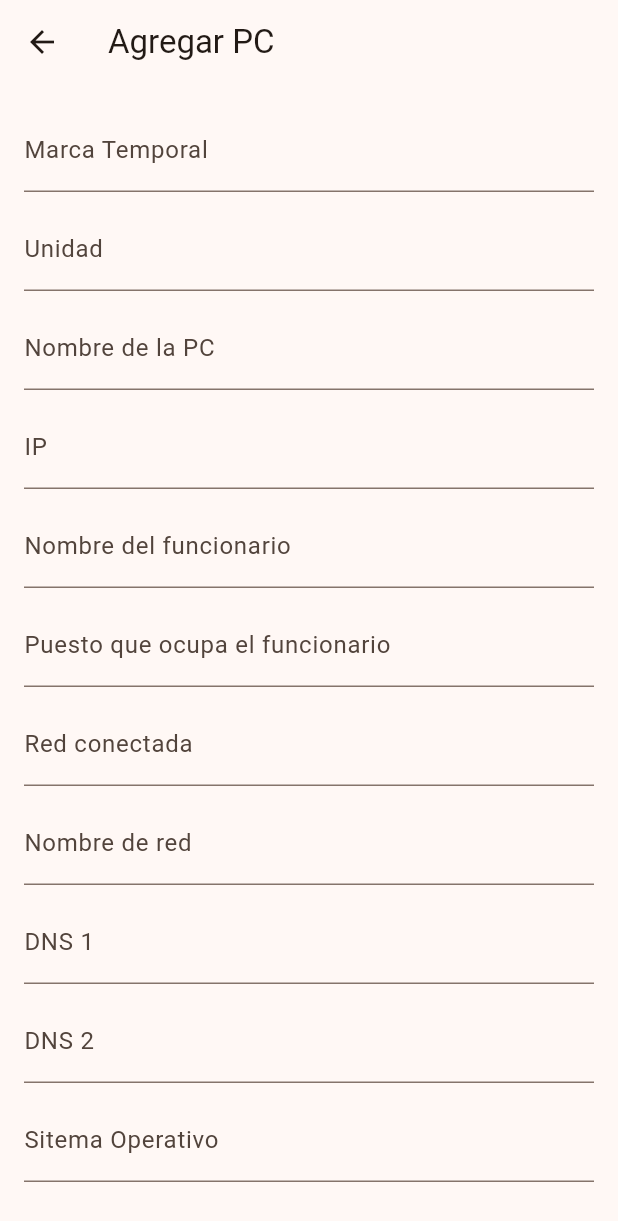
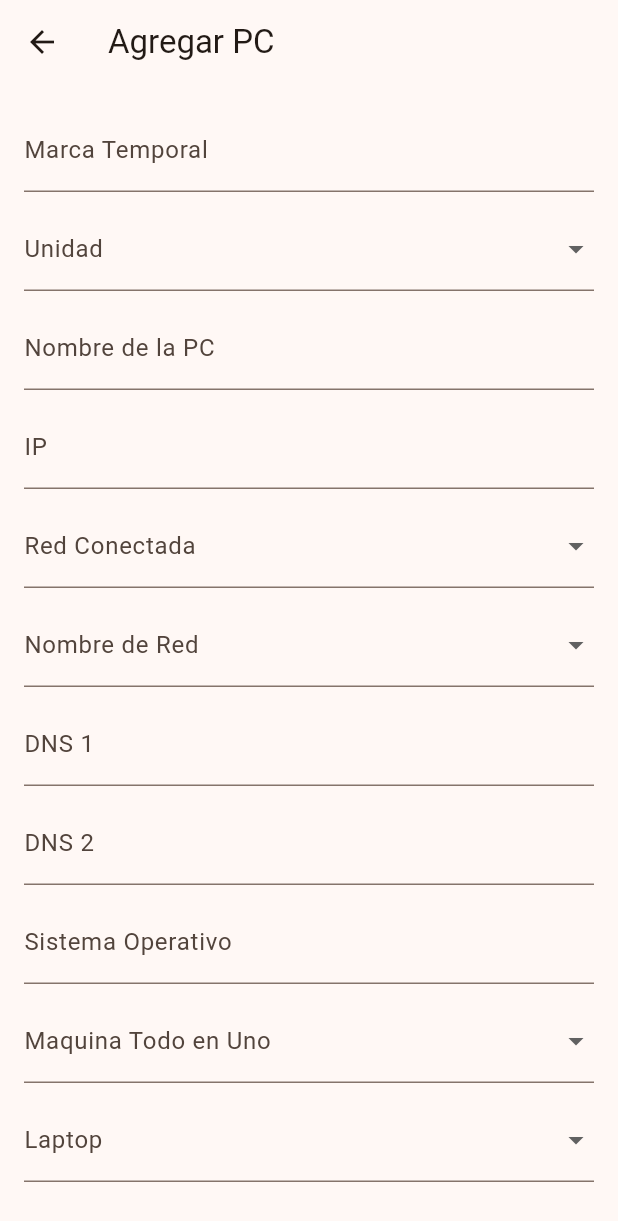
Before and after one commit to jdgaleas1/GAD, a Flutter app: the AgregarPCs screen opened directly, on a phone screen of 412 x 824 dp. Shown: the top 1221 px of the screen. Run offline on Flutter 3.47's test engine with Material 3 defaults, Android fonts, the phone set to English and light mode, and no system bars; our stand-ins replace cloud_firestore, firebase_core; accounts and stored records are empty.

Commit message:
Hola 3.0

```diff
--- a/lib/View/Inventario-PCS.dart
+++ b/lib/View/Inventario-PCS.dart
@@ -9,26 +9,66 @@ class AgregarPCs extends StatefulWidget {
 
 class _AgregarPCsState extends State<AgregarPCs> {
   final _formKey = GlobalKey<FormState>();
+
+  // Controladores
   TextEditingController marcacontroller = TextEditingController();
-  TextEditingController unidadController = TextEditingController();
   TextEditingController NombrePCcontroller = TextEditingController();
   TextEditingController IPcontroller = TextEditingController();
   TextEditingController NombreFuncionariocontroller = TextEditingController();
   TextEditingController puestoFuncionariocontroller = TextEditingController();
-  TextEditingController redConectadacontroller = TextEditingController();
-  TextEditingController nombreRedcontroller = TextEditingController();
   TextEditingController dns1controller = TextEditingController();
   TextEditingController dns2controller = TextEditingController();
   TextEditingController sistemaOperativocontroller = TextEditingController();
-  TextEditingController maquinaTodoEnUnoController = TextEditingController();
   TextEditingController CaracteristicasController = TextEditingController();
-  TextEditingController laptopController = TextEditingController();
   TextEditingController codigoController = TextEditingController();
-  TextEditingController estadoPCController = TextEditingController();
 
+  // Variables para Dropdowns
+  String? unidadSeleccionada;
+  String? redConectadaSeleccionada;
+  String? nombreRedSeleccionada;
+  String? maquinaTodoEnUnoSeleccionada;
+  String? laptopSeleccionada;
+  String? estadoPCSeleccionado;
+
+  // Listas para Dropdowns
+  List<String> unidades = [
+    'Fiscalización',
+    'Obras Públicas',
+    'Contabilidad',
+    'Inventario y Activos Fijos',
+    'Unidad de Presupuesto',
+    'Gestión Financiera',
+    'Unidad de Comunicación',
+    'Comunicación-La Radio',
+    'Talleres',
+    'Contabilidad-Patronato',
+    'Salud Ocupacional',
+    'Unidad Administrativas',
+    'Planificación',
+    'Bodegas',
+    'Riego y Drenaje',
+    'Tesorería',
+    'Secretaría General',
+    'Viceprefectura',
+    'Archivo',
+    'Jurídico',
+    'Prefectura',
+    'Fomento Productivo',
+    'Casa de Exposiciones',
+    'Compras Públicas',
+    'Talento Humano',
+    'Gestión de Riesgos',
+    'La Maná',
+  ];
+
+  List<String> redConectadas = ['LAN(ETHERNET)', 'WAN(Wifi)'];
+  List<String> nombreReds = ['GADCOTOPAXI', 'INVITADOS GADCOTOPAXI', 'Red', 'Sin Red'];
+  List<String> maquinaTodoEnUnoOpciones = ['Si', 'No'];
+  List<String> laptopOpciones = ['Si', 'No'];
+  List<String> estadoPCOpciones = ['Buena', 'Regular', 'Mala'];
 
   _guardarPC() async {
-
+    // Funcionalidad para guardar la PC
   }
 
   @override
@@ -54,17 +94,31 @@ class _AgregarPCsState extends State<AgregarPCs> {
                 },
               ),
               const SizedBox(height: 10),
-              TextFormField(
-                controller: unidadController,
+
+              // Unidad Dropdown
+              DropdownButtonFormField<String>(
                 decoration: const InputDecoration(labelText: 'Unidad'),
+                value: unidadSeleccionada,
+                items: unidades.map((String unidad) {
+                  return DropdownMenuItem<String>(
+                    value: unidad,
+                    child: Text(unidad),
+                  );
+                }).toList(),
+                onChanged: (newValue) {
+                  setState(() {
+                    unidadSeleccionada = newValue;
+                  });
+                },
                 validator: (value) {
                   if (value == null || value.isEmpty) {
-                    return 'Por favor ingrese la Unidad';
+                    return 'Por favor seleccione una Unidad';
                   }
                   return null;
                 },
               ),
               const SizedBox(height: 10),
+
               TextFormField(
                 controller: NombrePCcontroller,
                 decoration: const InputDecoration(labelText: 'Nombre de la PC'),
@@ -76,6 +130,7 @@ class _AgregarPCsState extends State<AgregarPCs> {
                 },
               ),
               const SizedBox(height: 10),
+
               TextFormField(
                 controller: IPcontroller,
                 decoration: const InputDecoration(labelText: 'IP'),
@@ -87,53 +142,55 @@ class _AgregarPCsState extends State<AgregarPCs> {
                 },
               ),
               const SizedBox(height: 10),
-              TextFormField(
-                controller: NombreFuncionariocontroller,
-                decoration:
-                    const InputDecoration(labelText: 'Nombre del funcionario'),
+
+              // Red conectada Dropdown
+              DropdownButtonFormField<String>(
+                decoration: const InputDecoration(labelText: 'Red Conectada'),
+                value: redConectadaSeleccionada,
+                items: redConectadas.map((String red) {
+                  return DropdownMenuItem<String>(
+                    value: red,
+                    child: Text(red),
+                  );
+                }).toList(),
+                onChanged: (newValue) {
+                  setState(() {
+                    redConectadaSeleccionada = newValue;
+                  });
+                },
                 validator: (value) {
                   if (value == null || value.isEmpty) {
-                    return 'Por favor ingrese el Nombre del funcionario';
+                    return 'Por favor seleccione una Red';
                   }
                   return null;
                 },
               ),
               const SizedBox(height: 10),
-              TextFormField(
-                controller: puestoFuncionariocontroller,
-                decoration: const InputDecoration(
-                    labelText: 'Puesto que ocupa el funcionario'),
+
+              // Nombre de Red Dropdown
+              DropdownButtonFormField<String>(
+                decoration: const InputDecoration(labelText: 'Nombre de Red'),
+                value: nombreRedSeleccionada,
+                items: nombreReds.map((String red) {
+                  return DropdownMenuItem<String>(
+                    value: red,
+                    child: Text(red),
+                  );
+                }).toList(),
+                onChanged: (newValue) {
+                  setState(() {
+                    nombreRedSeleccionada = newValue;
+                  });
+                },
                 validator: (value) {
                   if (value == null || value.isEmpty) {
-                    return 'Por favor ingrese el Puesto que ocupa el uncionario';
+                    return 'Por favor seleccione un Nombre de Red';
                   }
                   return null;
                 },
               ),
               const SizedBox(height: 10),
-              TextFormField(
-                controller: redConectadacontroller,
-                decoration: const InputDecoration(labelText: 'Red conectada'),
-                validator: (value) {
-                  if (value == null || value.isEmpty) {
-                    return 'Por favor ingrese la Red conectada';
-                  }
-                  return null;
-                },
-              ),
-              const SizedBox(height: 10),
-              TextFormField(
-                controller: nombreRedcontroller,
-                decoration: const InputDecoration(labelText: 'Nombre de red'),
-                validator: (value) {
-                  if (value == null || value.trim().isEmpty) {
-                    return 'Por favor ingrese el Nombre de red';
-                  }
-                  return null;
-                },
 
-              ),
-              const SizedBox(height: 10),
               TextFormField(
                 controller: dns1controller,
                 decoration: const InputDecoration(labelText: 'DNS 1'),
@@ -145,6 +202,7 @@ class _AgregarPCsState extends State<AgregarPCs> {
                 },
               ),
               const SizedBox(height: 10),
+
               TextFormField(
                 controller: dns2controller,
                 decoration: const InputDecoration(labelText: 'DNS 2'),
@@ -156,57 +214,70 @@ class _AgregarPCsState extends State<AgregarPCs> {
                 },
               ),
               const SizedBox(height: 10),
+
               TextFormField(
                 controller: sistemaOperativocontroller,
-                decoration:
-                    const InputDecoration(labelText: 'Sitema Operativo'),
+                decoration: const InputDecoration(labelText: 'Sistema Operativo'),
                 validator: (value) {
                   if (value == null || value.isEmpty) {
-                    return 'Por favor ingrese el Sitema Operativo';
+                    return 'Por favor ingrese el Sistema Operativo';
                   }
                   return null;
                 },
               ),
               const SizedBox(height: 10),
-              TextFormField(
-                controller: maquinaTodoEnUnoController,
-                decoration:
-                    const InputDecoration(labelText: 'Maquina Todo en Uno'),
+
+              // Maquina Todo en Uno Dropdown
+              DropdownButtonFormField<String>(
+                decoration: const InputDecoration(labelText: 'Maquina Todo en Uno'),
+                value: maquinaTodoEnUnoSeleccionada,
+                items: maquinaTodoEnUnoOpciones.map((String opcion) {
+                  return DropdownMenuItem<String>(
+                    value: opcion,
+                    child: Text(opcion),
+                  );
+                }).toList(),
+                onChanged: (newValue) {
+                  setState(() {
+                    maquinaTodoEnUnoSeleccionada = newValue;
+                  });
+                },
                 validator: (value) {
                   if (value == null || value.isEmpty) {
-                    return 'Por favor ingrese la Maquina Todo en Uno';
+                    return 'Por favor seleccione si es Maquina Todo en Uno';
                   }
                   return null;
                 },
               ),
               const SizedBox(height: 10),
-              TextFormField(
-                controller: CaracteristicasController,
-                decoration:
-                    const InputDecoration(labelText: 'Caracteristicas PC'),
+
+              // Laptop Dropdown
+              DropdownButtonFormField<String>(
+                decoration: const InputDecoration(labelText: 'Laptop'),
+                value: laptopSeleccionada,
+                items: laptopOpciones.map((String opcion) {
+                  return DropdownMenuItem<String>(
+                    value: opcion,
+                    child: Text(opcion),
+                  );
+                }).toList(),
+                onChanged: (newValue) {
+                  setState(() {
+                    laptopSeleccionada = newValue;
+                  });
+                },
                 validator: (value) {
                   if (value == null || value.isEmpty) {
-                    return 'Por favor ingrese las Caracteristicas PC';
+                    return 'Por favor seleccione si es Laptop';
                   }
                   return null;
                 },
               ),
               const SizedBox(height: 10),
-              TextFormField(
-                controller: laptopController,
-                decoration: const InputDecoration(labelText: 'Laptop'),
-                validator: (value) {
-                  if (value == null || value.isEmpty) {
-                    return 'Por favor ingrese si es laptop o no';
-                  }
-                  return null;
-                },
-              ),
-              const SizedBox(height: 10),
+
               TextFormField(
                 controller: codigoController,
-                decoration:
-                    const InputDecoration(labelText: 'CODIGO ACT FIJOS'),
+                decoration: const InputDecoration(labelText: 'CODIGO ACT FIJOS'),
                 validator: (value) {
                   if (value == null || value.isEmpty) {
                     return 'Por favor ingrese CODIGO ACT FIJOS';
@@ -215,18 +286,31 @@ class _AgregarPCsState extends State<AgregarPCs> {
                 },
               ),
               const SizedBox(height: 10),
-              TextFormField(
-                controller: estadoPCController,
-                decoration:
-                    const InputDecoration(labelText: 'Estado de Computadora'),
+
+              // Estado de la PC Dropdown
+              DropdownButtonFormField<String>(
+                decoration: const InputDecoration(labelText: 'Estado de la Computadora'),
+                value: estadoPCSeleccionado,
+                items: estadoPCOpciones.map((String estado) {
+                  return DropdownMenuItem<String>(
+                    value: estado,
+                    child: Text(estado),
+                  );
+                }).toList(),
+                onChanged: (newValue) {
+                  setState(() {
+                    estadoPCSeleccionado = newValue;
+                  });
+                },
                 validator: (value) {
                   if (value == null || value.isEmpty) {
-                    return 'Por favor ingrese el Estado de la Computadora';
+                    return 'Por favor seleccione el Estado de la Computadora';
                   }
                   return null;
                 },
               ),
               const SizedBox(height: 20),
+
               Row(
                 mainAxisAlignment: MainAxisAlignment.spaceBetween,
                 children: [
@@ -236,13 +320,10 @@ class _AgregarPCsState extends State<AgregarPCs> {
                   ),
                   ElevatedButton(
                     onPressed: () {
-                      Navigator.pop(
-                          context, true); // Devuelve true si se agregó un auto.
+                      Navigator.pop(context, true);
                     },
-                    child: const Text('Cancelar',
-                        style: TextStyle(color: Colors.white)),
-                    style:
-                        ElevatedButton.styleFrom(backgroundColor: Colors.red),
+                    child: const Text('Cancelar', style: TextStyle(color: Colors.white)),
+                    style: ElevatedButton.styleFrom(backgroundColor: Colors.red),
                   ),
                 ],
               ),
```
Also changed, not shown: lib/View/elementosFormulario.dart (added).
